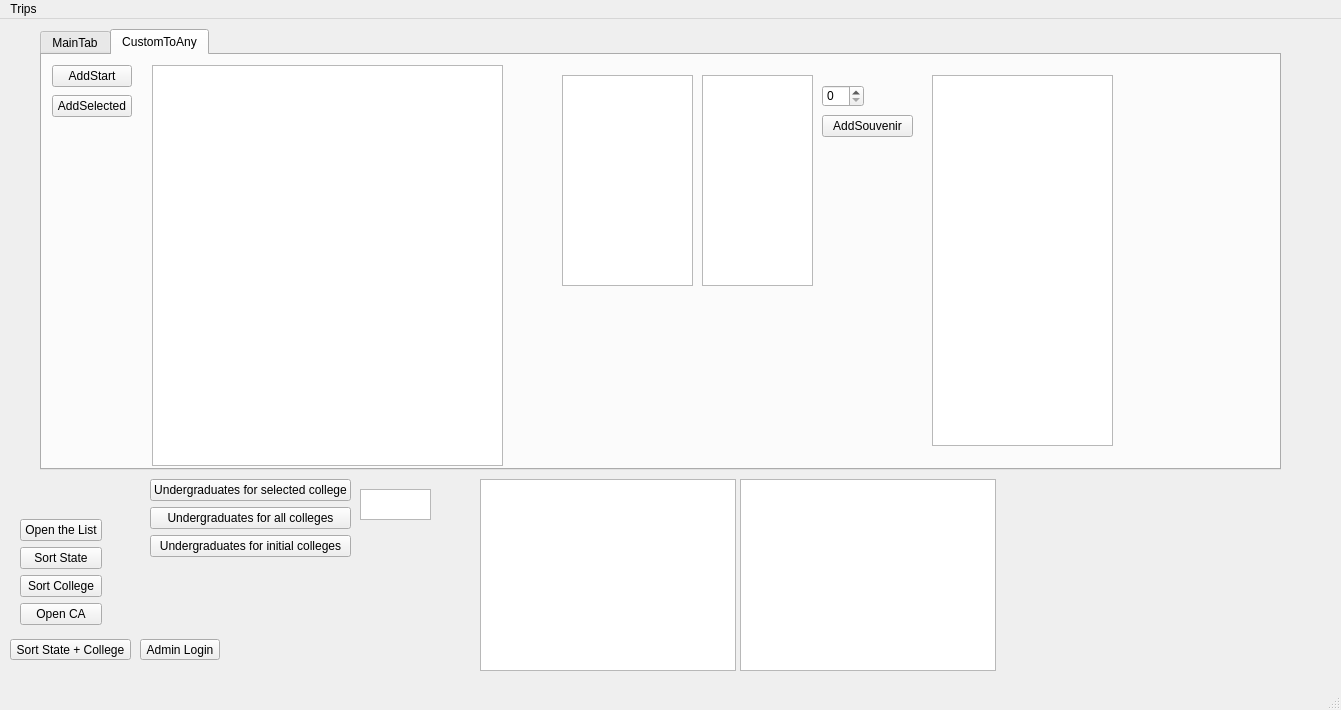
Before: the Qt Designer form CollegeTouring/mainwindow.ui in Savant-sys/College-Touring, drawn with Qt 5.
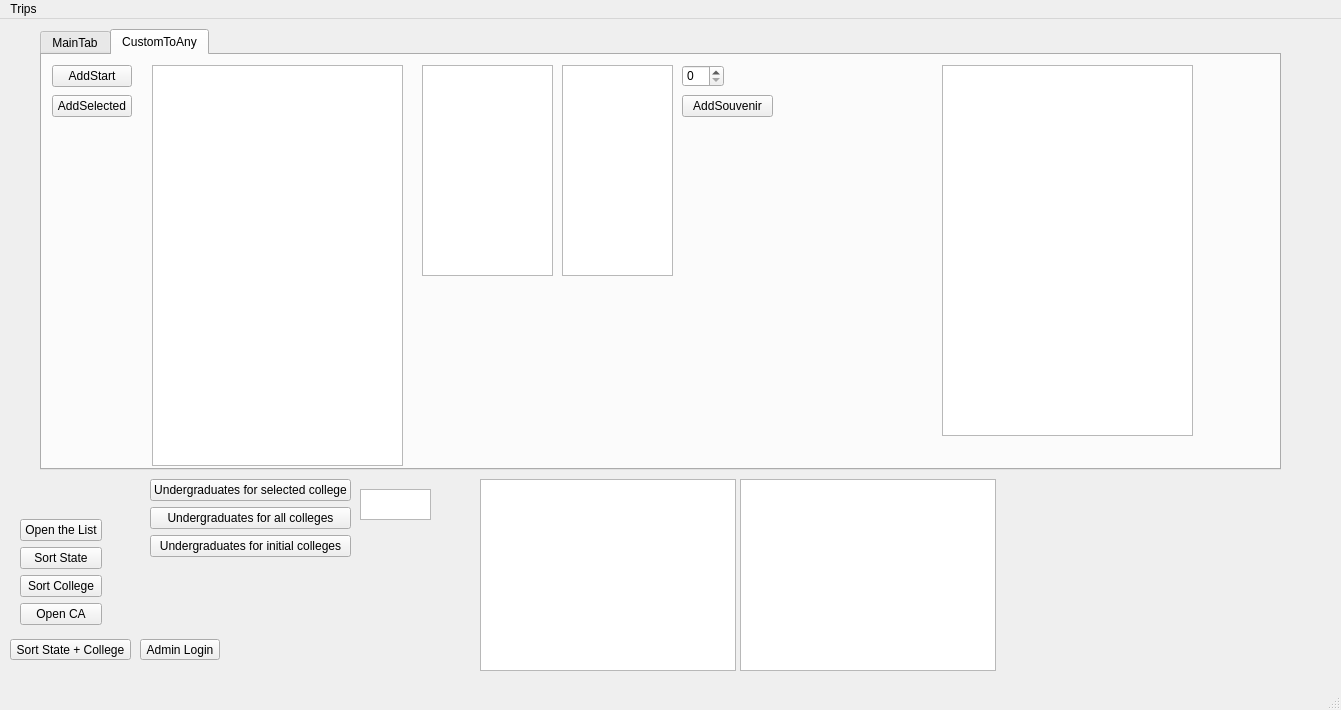
After: the same form once the commit is applied. The open tabs and pages were chosen to show the change.

Commit message: CustomToAny works except if all are chosen

The edit to the form file:
```diff
--- a/CollegeTouring/mainwindow.ui
+++ b/CollegeTouring/mainwindow.ui
@@ -119,7 +119,7 @@
          <rect>
           <x>110</x>
           <y>10</y>
-          <width>351</width>
+          <width>251</width>
           <height>401</height>
          </rect>
         </property>
@@ -140,8 +140,8 @@
        <widget class="QListWidget" name="CustomTripSouvs">
         <property name="geometry">
          <rect>
-          <x>520</x>
-          <y>20</y>
+          <x>380</x>
+          <y>10</y>
           <width>131</width>
           <height>211</height>
          </rect>
@@ -150,8 +150,8 @@
        <widget class="QListWidget" name="CustomTripPrices">
         <property name="geometry">
          <rect>
-          <x>660</x>
-          <y>20</y>
+          <x>520</x>
+          <y>10</y>
           <width>111</width>
           <height>211</height>
          </rect>
@@ -160,8 +160,8 @@
        <widget class="QSpinBox" name="spinBox">
         <property name="geometry">
          <rect>
-          <x>780</x>
-          <y>30</y>
+          <x>640</x>
+          <y>10</y>
           <width>42</width>
           <height>22</height>
          </rect>
@@ -170,12 +170,12 @@
          <number>10</number>
         </property>
        </widget>
-       <widget class="QListWidget" name="Cart">
+       <widget class="QTableWidget" name="Cart">
         <property name="geometry">
          <rect>
-          <x>890</x>
-          <y>20</y>
-          <width>181</width>
+          <x>900</x>
+          <y>10</y>
+          <width>251</width>
           <height>371</height>
          </rect>
         </property>
@@ -183,8 +183,8 @@
        <widget class="QPushButton" name="AddToCart">
         <property name="geometry">
          <rect>
-          <x>780</x>
-          <y>60</y>
+          <x>640</x>
+          <y>40</y>
           <width>91</width>
           <height>22</height>
          </rect>
```
The commit also changes 2 other files.
